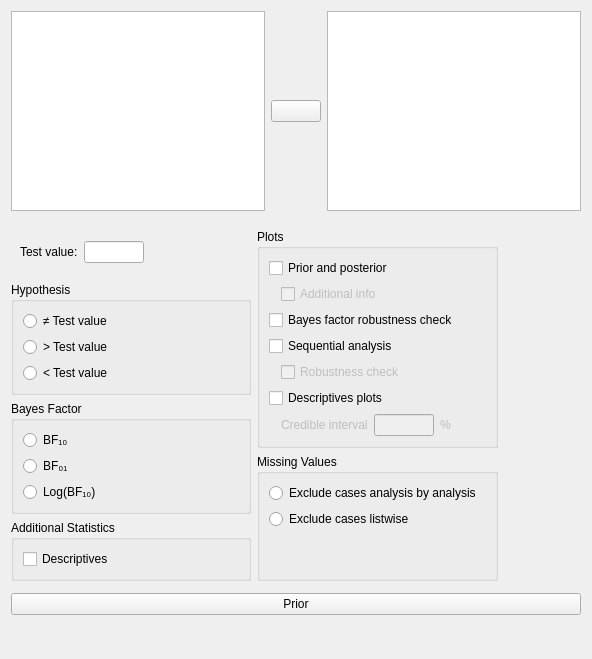
This is JASP-Desktop/analysisforms/ttestbayesianonesampleform.ui in jasp-stats/jasp-desktop as Qt 5 draws it before an edit. The edited form follows.
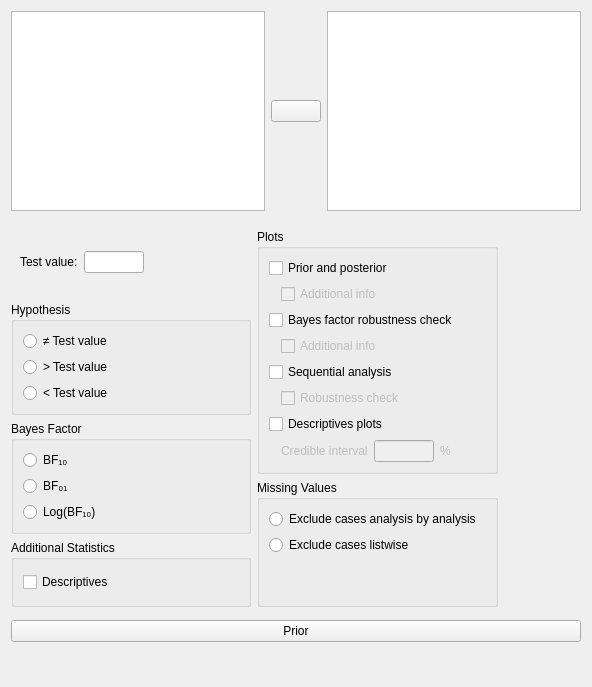
This is the edited form. Custom widgets are drawn as their Qt base class.

Commit message: Additional information for T-Test robustness plots

```diff
--- a/JASP-Desktop/analysisforms/ttestbayesianonesampleform.ui
+++ b/JASP-Desktop/analysisforms/ttestbayesianonesampleform.ui
@@ -7,7 +7,7 @@
     <x>0</x>
     <y>0</y>
     <width>592</width>
-    <height>659</height>
+    <height>687</height>
    </rect>
   </property>
   <property name="sizePolicy">
@@ -178,42 +178,6 @@
             <string>Plots</string>
            </property>
            <layout class="QGridLayout" name="gridLayout_4">
-            <item row="6" column="0" colspan="3">
-             <widget class="BoundCheckBox" name="descriptivesPlots">
-              <property name="sizePolicy">
-               <sizepolicy hsizetype="Fixed" vsizetype="Fixed">
-                <horstretch>0</horstretch>
-                <verstretch>0</verstretch>
-               </sizepolicy>
-              </property>
-              <property name="text">
-               <string>Descriptives plots</string>
-              </property>
-             </widget>
-            </item>
-            <item row="4" column="0" colspan="3">
-             <widget class="BoundCheckBox" name="plotSequentialAnalysis">
-              <property name="sizePolicy">
-               <sizepolicy hsizetype="Fixed" vsizetype="Fixed">
-                <horstretch>0</horstretch>
-                <verstretch>0</verstretch>
-               </sizepolicy>
-              </property>
-              <property name="text">
-               <string>Sequential analysis</string>
-              </property>
-             </widget>
-            </item>
-            <item row="5" column="0">
-             <widget class="QWidget" name="widget_4" native="true">
-              <property name="maximumSize">
-               <size>
-                <width>16</width>
-                <height>16777215</height>
-               </size>
-              </property>
-             </widget>
-            </item>
             <item row="2" column="1" colspan="4">
              <widget class="BoundCheckBox" name="plotPriorAndPosteriorAdditionalInfo">
               <property name="enabled">
@@ -230,20 +194,7 @@
               </property>
              </widget>
             </item>
-            <item row="0" column="0" colspan="3">
-             <widget class="BoundCheckBox" name="plotPriorAndPosterior">
-              <property name="sizePolicy">
-               <sizepolicy hsizetype="Fixed" vsizetype="Fixed">
-                <horstretch>0</horstretch>
-                <verstretch>0</verstretch>
-               </sizepolicy>
-              </property>
-              <property name="text">
-               <string>Prior and posterior</string>
-              </property>
-             </widget>
-            </item>
-            <item row="5" column="1" colspan="4">
+            <item row="7" column="1" colspan="4">
              <widget class="BoundCheckBox" name="plotSequentialAnalysisRobustness">
               <property name="enabled">
                <bool>false</bool>
@@ -272,10 +223,59 @@
               </property>
              </widget>
             </item>
-            <item row="4" column="3">
+            <item row="8" column="0" colspan="3">
+             <widget class="BoundCheckBox" name="descriptivesPlots">
+              <property name="sizePolicy">
+               <sizepolicy hsizetype="Fixed" vsizetype="Fixed">
+                <horstretch>0</horstretch>
+                <verstretch>0</verstretch>
+               </sizepolicy>
+              </property>
+              <property name="text">
+               <string>Descriptives plots</string>
+              </property>
+             </widget>
+            </item>
+            <item row="0" column="0" colspan="3">
+             <widget class="BoundCheckBox" name="plotPriorAndPosterior">
+              <property name="sizePolicy">
+               <sizepolicy hsizetype="Fixed" vsizetype="Fixed">
+                <horstretch>0</horstretch>
+                <verstretch>0</verstretch>
+               </sizepolicy>
+              </property>
+              <property name="text">
+               <string>Prior and posterior</string>
+              </property>
+             </widget>
+            </item>
+            <item row="6" column="3">
              <widget class="QWidget" name="widget" native="true"/>
             </item>
-            <item row="7" column="1">
+            <item row="7" column="0">
+             <widget class="QWidget" name="widget_4" native="true">
+              <property name="maximumSize">
+               <size>
+                <width>16</width>
+                <height>16777215</height>
+               </size>
+              </property>
+             </widget>
+            </item>
+            <item row="6" column="0" colspan="3">
+             <widget class="BoundCheckBox" name="plotSequentialAnalysis">
+              <property name="sizePolicy">
+               <sizepolicy hsizetype="Fixed" vsizetype="Fixed">
+                <horstretch>0</horstretch>
+                <verstretch>0</verstretch>
+               </sizepolicy>
+              </property>
+              <property name="text">
+               <string>Sequential analysis</string>
+              </property>
+             </widget>
+            </item>
+            <item row="9" column="1">
              <widget class="QWidget" name="horizontalWidget" native="true">
               <property name="enabled">
                <bool>false</bool>
@@ -344,6 +344,22 @@
               </layout>
              </widget>
             </item>
+            <item row="4" column="1">
+             <widget class="BoundCheckBox" name="plotBayesFactorRobustnessAdditionalInfo">
+              <property name="enabled">
+               <bool>false</bool>
+              </property>
+              <property name="sizePolicy">
+               <sizepolicy hsizetype="Fixed" vsizetype="Fixed">
+                <horstretch>0</horstretch>
+                <verstretch>0</verstretch>
+               </sizepolicy>
+              </property>
+              <property name="text">
+               <string>Additional info</string>
+              </property>
+             </widget>
+            </item>
            </layout>
           </widget>
          </item>
```
Left out of the diff: 16 changed lines with no effect on the pictures. The commit also changes 9 other files.
